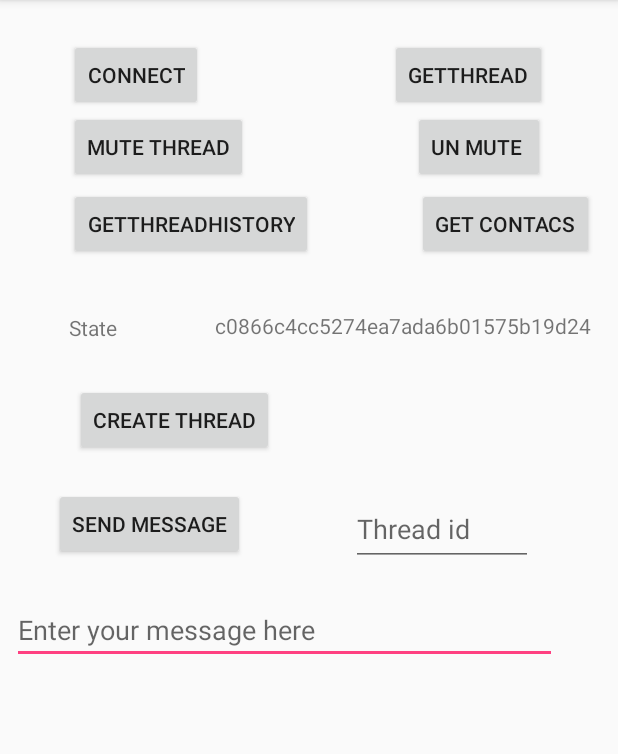
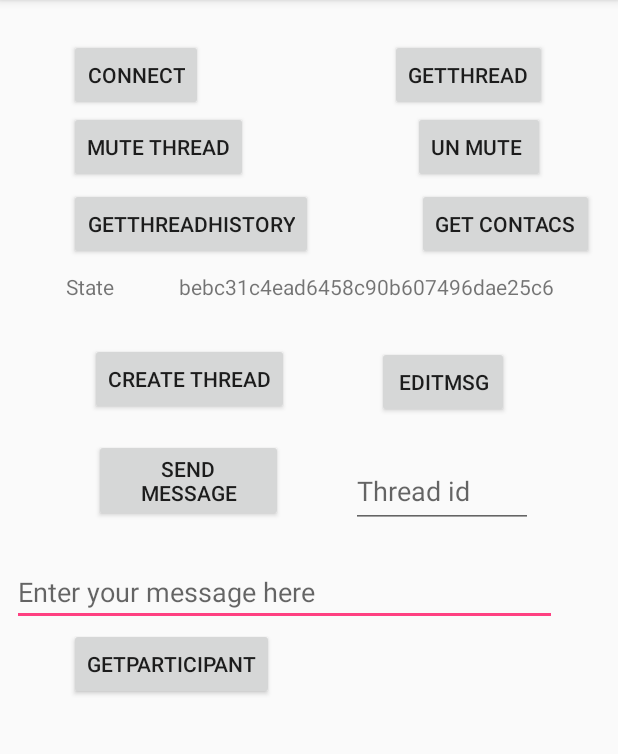
Before and after one commit to Sinarahimi/Chat-Pod, an Android app: the screen it shows after launch (ChatActivity), after a tap on "GETTHREADHISTORY", on a phone screen of 412 x 824 dp, the part 84-838 px from its top. Run offline under Robolectric (Android 15) with nearby library versions, the phone set to English and light mode, and no system bars; libraries missing offline, so code that uses them is left out: com.neovisionaries.ws, rx.android.schedulers, rx.schedulers; 1 statement that could not run was skipped.

Commit message:
-Get participant , -Edit Message -changes async class -changes packaging

```diff
--- a/app/build.gradle
+++ b/app/build.gradle
@@ -34,6 +34,8 @@ dependencies {
     implementation 'com.android.support:appcompat-v7:27.1.1'
     implementation 'com.android.support.constraint:constraint-layout:1.1.0'
     implementation 'com.android.support:support-annotations:27.1.1'
+    implementation 'com.android.support:design:27.1.1'
+
     testImplementation 'junit:junit:4.12'
     // Dependencies for mockito
     testImplementation 'org.mockito:mockito-core:2.7.22'
--- a/app/src/main/java/ir/fanap/chat/sdk/application/async/AsyncActivity.java
+++ b/app/src/main/java/ir/fanap/chat/sdk/application/async/AsyncActivity.java
@@ -80,7 +80,8 @@ public class AsyncActivity extends AppCompatActivity implements SocketContract.v
         connectButton.setOnClickListener(new View.OnClickListener() {
             @Override
             public void onClick(View v) {
-                socketPresenter.connect("ws://172.16.106.26:8003/ws", "POD-Chat", "chat-server","afa51d8291dc4072a0831d3a18cb5030");
+                socketPresenter.connect("ws://172.16.106.26:8003/ws", "POD-Chat", "chat-server",
+                        "afa51d8291dc4072a0831d3a18cb5030","http://172.16.110.76");
             }
         });
 
@@ -108,7 +109,6 @@ public class AsyncActivity extends AppCompatActivity implements SocketContract.v
         }
         return false;
     }
-
 
     @Override
     public void showMessage(String message) {
--- a/app/src/main/java/ir/fanap/chat/sdk/application/async/SocketContract.java
+++ b/app/src/main/java/ir/fanap/chat/sdk/application/async/SocketContract.java
@@ -29,7 +29,7 @@ public interface SocketContract {
     interface presenter {
         String getMessage();
 
-        void connect(String socketServerAddress, String appId, String serveName, String token);
+        void connect(String socketServerAddress, String appId, String serveName, String token,  String ssoHost);
 
         void sendMessage(String textMessage, int messageType, long[] receiversId);
 
--- a/app/src/main/java/ir/fanap/chat/sdk/application/async/SocketPresenter.java
+++ b/app/src/main/java/ir/fanap/chat/sdk/application/async/SocketPresenter.java
@@ -24,8 +24,9 @@ public class SocketPresenter implements SocketContract.presenter {
     }
 
     @Override
-    public void connect(String socketServerAddress, String appId, String serverName, String token) {
-        async.connect(socketServerAddress, appId, serverName, token);
+    public void connect(String socketServerAddress, String appId, String serverName
+            , String token, String ssoHost) {
+        async.connect(socketServerAddress, appId, serverName, token, ssoHost);
     }
 
     @Override
--- a/app/src/main/java/ir/fanap/chat/sdk/application/chat/ChatActivity.java
+++ b/app/src/main/java/ir/fanap/chat/sdk/application/chat/ChatActivity.java
@@ -1,27 +1,33 @@
 package ir.fanap.chat.sdk.application.chat;
 
 import android.os.Bundle;
+import android.support.constraint.ConstraintLayout;
+import android.support.design.widget.Snackbar;
 import android.support.v7.app.AppCompatActivity;
 import android.view.View;
 import android.widget.EditText;
 import android.widget.TextView;
 import android.widget.Toast;
 
+import java.util.Date;
+
 import ir.fanap.chat.sdk.R;
 
 public class ChatActivity extends AppCompatActivity implements ChatContract.view {
 
-    ChatContract.presenter presenter;
+    private ChatContract.presenter presenter;
+    private ConstraintLayout constraintLayout;
     //ab token
 //    private static String TOKEN = "ed4be26a60c24ed594e266a2181424c5";
-    //fel token
-//        private static String TOKEN = "a11768091eac48f2a7b84ed6a241f9c3";
     //baz token
 //     private static String TOKEN = "afa51d8291dc4072a0831d3a18cb5030";
     //zam token
-   private static String TOKEN = "c0866c4cc5274ea7ada6b01575b19d24";
+//    private static String TOKEN = "c0866c4cc5274ea7ada6b01575b19d24";
+
+    //fel token
+//        private static String TOKEN = "a11768091eac48f2a7b84ed6a241f9c3";
     //Token Alexi
-//   private static String TOKEN = "bebc31c4ead6458c90b607496dae25c6";
+    private static String TOKEN = "bebc31c4ead6458c90b607496dae25c6";
 
     @Override
     protected void onCreate(Bundle savedInstanceState) {
@@ -30,6 +36,7 @@ public class ChatActivity extends AppCompatActivity implements ChatContract.view
 
         TextView textViewState = findViewById(R.id.textViewStateChat);
         TextView textViewToken = findViewById(R.id.textViewUserId);
+        constraintLayout = findViewById(R.id.constraintLayout);
         textViewToken.setText(TOKEN);
 
         presenter = new ChatPresenter(this);
@@ -42,11 +49,12 @@ public class ChatActivity extends AppCompatActivity implements ChatContract.view
     }
 
     public void connect(View view) {
-        presenter.connect("ws://172.16.106.26:8003/ws", "POD-Chat", "chat-server", TOKEN);
+        presenter.connect("ws://172.16.106.26:8003/ws",
+                "POD-Chat", "chat-server", TOKEN, "http://172.16.110.76");
     }
 
     public void getThreadHistory(View view) {
-        presenter.getHistory(50, 0, "desc", 83);
+        presenter.getHistory(50, 0, "desc", 191);
     }
 
     public void getContact(View view) {
@@ -72,17 +80,35 @@ public class ChatActivity extends AppCompatActivity implements ChatContract.view
 
     @Override
     public void onGetContacts(String content) {
+        Toast.makeText(this, content, Toast.LENGTH_SHORT).show();
     }
 
     @Override
     public void onGetUserInfoId(int UserId) {
+        Toast.makeText(this, UserId, Toast.LENGTH_SHORT).show();
     }
 
     public void mute(View view) {
-        presenter.muteThread(86);
+        presenter.muteThread(191);
     }
 
     public void unMute(View view) {
-        presenter.unMuteThread(86);
+        presenter.unMuteThread(191);
+    }
+
+    public void EditMsg(View view) {
+        presenter.editMessage(470, "this message is edited at" + new Date().getTime());
+    }
+
+    public void getParticipant(View view) {
+        EditText editText = findViewById(R.id.editTextMessage);
+        EditText editTextThread = findViewById(R.id.editTextThread);
+        String text = editText.getText().toString();
+        long textThread = Long.valueOf(editTextThread.getText().toString());
+        if (!text.equals("")) {
+            presenter.getThreadParticipant(50, 5, textThread);
+        } else {
+            Snackbar.make(constraintLayout, "Message is Empty", Snackbar.LENGTH_SHORT).show();
+        }
     }
 }
--- a/app/src/main/java/ir/fanap/chat/sdk/application/chat/ChatContract.java
+++ b/app/src/main/java/ir/fanap/chat/sdk/application/chat/ChatContract.java
@@ -12,7 +12,7 @@ public interface ChatContract {
 
     interface presenter {
 
-        void connect(String serverAddress, String appId, String severName, String token);
+        void connect(String serverAddress, String appId, String severName, String token,String ssoHost);
 
         void getThread(int count, int offset);
 
@@ -33,5 +33,9 @@ public interface ChatContract {
         void muteThread(int threadId);
 
         void unMuteThread(int threadId);
+
+        void editMessage(int messageId, String messageContent);
+
+        void getThreadParticipant(int count, int offset, long threadId);
     }
 }
--- a/app/src/main/res/layout/activity_chat.xml
+++ b/app/src/main/res/layout/activity_chat.xml
@@ -2,6 +2,7 @@
 <android.support.constraint.ConstraintLayout xmlns:android="http://schemas.android.com/apk/res/android"
     xmlns:app="http://schemas.android.com/apk/res-auto"
     xmlns:tools="http://schemas.android.com/tools"
+    android:id="@+id/constraintLayout"
     android:layout_width="match_parent"
     android:layout_height="match_parent"
     tools:context=".application.chat.ChatActivity"
@@ -44,8 +45,8 @@
         android:id="@+id/textViewStateChat"
         android:layout_width="wrap_content"
         android:layout_height="wrap_content"
-        android:layout_marginStart="46dp"
-        android:layout_marginTop="35dp"
+        android:layout_marginStart="44dp"
+        android:layout_marginTop="8dp"
         android:text="State"
         app:layout_constraintStart_toStartOf="parent"
         app:layout_constraintTop_toBottomOf="@+id/buttonGetThreadHistory" />
@@ -64,19 +65,20 @@
         android:id="@+id/buttonCreateThread"
         android:layout_width="wrap_content"
         android:layout_height="wrap_content"
-        android:layout_marginStart="4dp"
+        android:layout_marginStart="1dp"
         android:layout_marginTop="28dp"
         android:onClick="createThread"
         android:text="Create Thread"
-        app:layout_constraintStart_toStartOf="@+id/textViewStateChat"
+        app:layout_constraintEnd_toStartOf="@+id/buttonEditMsg"
+        app:layout_constraintStart_toStartOf="parent"
         app:layout_constraintTop_toBottomOf="@+id/textViewStateChat" />
 
     <Button
         android:id="@+id/buttonSendMessage"
-        android:layout_width="wrap_content"
+        android:layout_width="126dp"
         android:layout_height="wrap_content"
-        android:layout_marginEnd="19dp"
-        android:layout_marginTop="21dp"
+        android:layout_marginEnd="4dp"
+        android:layout_marginTop="16dp"
         android:onClick="sendMessage"
         android:text="Send message"
         app:layout_constraintEnd_toEndOf="@+id/buttonCreateThread"
@@ -129,12 +131,36 @@
         android:id="@+id/textViewUserId"
         android:layout_width="wrap_content"
         android:layout_height="wrap_content"
-        android:layout_marginEnd="64dp"
-        android:layout_marginStart="63dp"
-        android:layout_marginTop="34dp"
+        android:layout_marginEnd="8dp"
+        android:layout_marginStart="8dp"
+        android:layout_marginTop="8dp"
         android:text="User Id"
-        app:layout_constraintEnd_toEndOf="@+id/editTextThread"
-        app:layout_constraintStart_toEndOf="@+id/buttonCreateThread"
+        app:layout_constraintEnd_toEndOf="parent"
+        app:layout_constraintStart_toEndOf="@+id/textViewStateChat"
         app:layout_constraintTop_toBottomOf="@+id/buttonGetContact" />
 
+    <Button
+        android:id="@+id/buttonEditMsg"
+        android:layout_width="wrap_content"
+        android:layout_height="wrap_content"
+        android:layout_marginBottom="24dp"
+        android:layout_marginEnd="14dp"
+        android:onClick="EditMsg"
+        android:text="EditMsg"
+        app:layout_constraintBottom_toTopOf="@+id/editTextThread"
+        app:layout_constraintEnd_toEndOf="parent"
+        app:layout_constraintStart_toEndOf="@+id/buttonCreateThread" />
+
+    <Button
+        android:id="@+id/buttonGetParticipant"
+        android:layout_width="wrap_content"
+        android:layout_height="wrap_content"
+        android:layout_marginStart="46dp"
+        android:layout_marginTop="1dp"
+        android:onClick="getParticipant"
+        android:text="getParticipant"
+        android:textSize="14sp"
+        app:layout_constraintStart_toStartOf="parent"
+        app:layout_constraintTop_toBottomOf="@+id/editTextMessage" />
+
 </android.support.constraint.ConstraintLayout>
--- a/build.gradle
+++ b/build.gradle
@@ -19,6 +19,9 @@ allprojects {
     repositories {
         google()
         jcenter()
+        maven {
+            url "https://maven.google.com"
+        }
     }
 }
 
--- a/podasync/src/main/java/com/fanap/podasync/Async.java
+++ b/podasync/src/main/java/com/fanap/podasync/Async.java
@@ -83,8 +83,10 @@ public class Async extends WebSocketAdapter {
     private String serverAddress;
     private final Handler pingHandler = new Handler(Looper.getMainLooper());
     private int getMessageCalled;
+    private int timeCount = 0;
     private String token;
     private String serverName;
+    private String ssoHost;
 
     public Async() {
         //Empty constructor
@@ -149,7 +151,6 @@ public class Async extends WebSocketAdapter {
         }
     }
 
-
     @Override
     public void onStateChanged(WebSocket websocket, WebSocketState newState) throws Exception {
         super.onStateChanged(websocket, newState);
@@ -194,7 +195,9 @@ public class Async extends WebSocketAdapter {
     @Override
     public void onDisconnected(WebSocket websocket, WebSocketFrame serverCloseFrame, WebSocketFrame clientCloseFrame, boolean closedByServer) throws Exception {
         super.onDisconnected(websocket, serverCloseFrame, clientCloseFrame, closedByServer);
-
+        Log.e("Disconnected", serverCloseFrame.getCloseReason());
+        Handler handler = new Handler();
+        stopSocket();
         reConnect();
     }
 
@@ -202,7 +205,9 @@ public class Async extends WebSocketAdapter {
     public void onCloseFrame(WebSocket websocket, WebSocketFrame frame) throws Exception {
         super.onCloseFrame(websocket, frame);
         Log.e("onCloseFrame", frame.getCloseReason());
-        reConnect();
+                    stopSocket();
+                    reConnect();
+
     }
 
     /**
@@ -211,24 +216,23 @@ public class Async extends WebSocketAdapter {
      * @Param socketServerAddress
      * @Param appId
      */
-
-
     private void handleOnAck(ClientMessage clientMessage) throws IOException {
         setMessage(clientMessage.getContent());
         listenerManager.callOnTextMessage(clientMessage.getContent());
     }
 
+    /**
+     * When socket closes by any reason
+     * , server is still registered and we sent a lot of message but
+     * they are still in the queue
+     */
     private void handleOnDeviceRegister(WebSocket websocket, ClientMessage clientMessage) {
         isDeviceRegister = true;
         if (!peerIdExistence()) {
             String peerId = clientMessage.getContent();
             savePeerId(peerId);
         }
-        /**
-         When socket closes by any reason
-         , server is still registered and we sent a lot of message but
-         they are still in the queue
-         */
+
         //TODO handle queue message
         if (isServerRegister && peerId.equals(getPeerId())) {
             if (websocket.getState() == OPEN) {
@@ -238,9 +242,6 @@ public class Async extends WebSocketAdapter {
             }
 
         } else {
-            /*
-              Register server when its not registered
-              */
             serverRegister(websocket);
         }
     }
@@ -275,7 +276,7 @@ public class Async extends WebSocketAdapter {
 
         if (clientMessage.getContent() != null || !clientMessage.getContent().equals("")) {
             if (getDeviceId() == null) {
-                deviceIdRequest();
+                deviceIdRequest(getSsoHost());
             } else {
                 deviceRegister(webSocket);
             }
@@ -319,8 +320,8 @@ public class Async extends WebSocketAdapter {
         lastSendMessageTime = new Date().getTime();
     }
 
-    private void deviceIdRequest() {
-        RetrofitHelper retrofitHelper = new RetrofitHelper("http://172.16.110.76");
+    private void deviceIdRequest(String ssoHost) {
+        RetrofitHelper retrofitHelper = new RetrofitHelper(ssoHost);
         TokenApi tokenApi = retrofitHelper.getService(TokenApi.class);
         rx.Observable<Response<DeviceResult>> listObservable = tokenApi.getDeviceId("Bearer" + " " + getToken());
         listObservable.subscribeOn(Schedulers.io()).observeOn(AndroidSchedulers.mainThread()).subscribe(deviceResults -> {
@@ -328,24 +329,26 @@ public class Async extends WebSocketAdapter {
                 ArrayList<Device> devices = deviceResults.body().getDevices();
                 for (Device device : devices) {
                     if (device.isCurrent()) {
-                        Log.i("device id",device.getUid());
+                        Log.i("device id", device.getUid());
                         saveDeviceId(device.getUid());
                         deviceRegister(webSocket);
                         return;
                     }
                 }
             }
-        }, throwable -> Log.i("Error get devices", throwable.toString()));
+        }, throwable -> Log.e("Error get devices", throwable.toString()));
     }
 
 
-    public void connect(String socketServerAddress, final String appId, String serverName, String token) {
+    public void connect(String socketServerAddress, final String appId, String serverName,
+                        String token, String ssoHost) {
         WebSocketFactory webSocketFactory = new WebSocketFactory();
         webSocketFactory.setVerifyHostname(false);
         setAppId(appId);
         setServerAddress(socketServerAddress);
         setToken(token);
         setServerName(serverName);
+        setSsoHost(ssoHost);
         try {
             webSocket = webSocketFactory
                     .createSocket(socketServerAddress)
@@ -355,7 +358,7 @@ public class Async extends WebSocketAdapter {
             webSocket.addExtension(WebSocketExtension.PERMESSAGE_DEFLATE);
             webSocket.connectAsynchronously();
         } catch (IOException e) {
-            e.printStackTrace();
+            Log.e("Async: connect", e.toString());
         }
     }
 
@@ -438,9 +441,10 @@ public class Async extends WebSocketAdapter {
             webSocketReconnect = webSocketFactory
                     .createSocket(getServerAddress())
                     .addListener(this);
-            webSocketReconnect.connectAsynchronously();
+//            webSocketReconnect.connectAsynchronously();
+            webSocketReconnect.connect();
         } catch (IOException e) {
-            e.printStackTrace();
+            Log.e("Async: reConnect", e.toString());
         }
     }
 
@@ -455,9 +459,9 @@ public class Async extends WebSocketAdapter {
         webSocket.sendClose();
     }
 
-    private void removePeerId(String peerId, String o) {
+    private void removePeerId(String peerId, String nul) {
         SharedPreferences.Editor editor = sharedPrefs.edit();
-        editor.putString(peerId, o);
+        editor.putString(peerId, nul);
         editor.apply();
     }
 
@@ -505,6 +509,14 @@ public class Async extends WebSocketAdapter {
         pingHandler.removeCallbacksAndMessages(null);
     }
 
+    private void stopSocket() {
+        if (webSocket != null) {
+            webSocket.disconnect();
+            webSocket = null;
+        }
+    }
+
+
     private boolean peerIdExistence() {
         boolean isPeerIdExistence;
         String peerId = sharedPrefs.getString(AsyncConstant.Constants.PEER_ID, null);
@@ -513,8 +525,9 @@ public class Async extends WebSocketAdapter {
         return isPeerIdExistence;
     }
 
-    //Save peerId in the SharedPreferences
-
+    /**
+     * Save peerId in the SharedPreferences
+     */
     private void savePeerId(String peerId) {
         SharedPreferences.Editor editor = sharedPrefs.edit();
         editor.putString(AsyncConstant.Constants.PEER_ID, peerId);
@@ -641,19 +654,16 @@ public class Async extends WebSocketAdapter {
      */
     public Async addListener(AsyncListener listener) {
         listenerManager.addListener(listener);
-
         return this;
     }
 
     public Async addListeners(List<AsyncListener> listeners) {
         listenerManager.addListeners(listeners);
-
         return this;
     }
 
     public Async removeListener(AsyncListener listener) {
         listenerManager.removeListener(listener);
-
         return this;
     }
 
@@ -663,4 +673,12 @@ public class Async extends WebSocketAdapter {
     AsyncListenerManager getListenerManager() {
         return listenerManager;
     }
+
+    private void setSsoHost(String ssoHost) {
+        this.ssoHost = ssoHost;
+    }
+
+    private String getSsoHost() {
+        return ssoHost;
+    }
 }
--- a/podchat/src/main/java/com/fanap/podchat/ChatListener.java
+++ b/podchat/src/main/java/com/fanap/podchat/chat/ChatListener.java
@@ -1,4 +1,4 @@
-package com.fanap.podchat;
+package com.fanap.podchat.chat;
 
 public interface ChatListener {
 
@@ -26,4 +26,7 @@ public interface ChatListener {
 
     void onMessage();
 
+    void onGetThreadParticipant(String content);
+
+    void onEditedMessage(String content);
 }
--- a/podchat/src/main/java/com/fanap/podchat/model/ChatMessageType.java
+++ b/podchat/src/main/java/com/fanap/podchat/util/ChatMessageType.java
@@ -1,4 +1,4 @@
-package com.fanap.podchat.model;
+package com.fanap.podchat.util;
 
 import android.support.annotation.IntDef;
 
--- a/podchat/src/main/java/com/fanap/podchat/model/ThreadType.java
+++ b/podchat/src/main/java/com/fanap/podchat/util/ThreadType.java
@@ -1,4 +1,4 @@
-package com.fanap.podchat.model;
+package com.fanap.podchat.util;
 
 import android.support.annotation.IntDef;
 
```
Also changed, not shown: app/src/main/java/ir/fanap/chat/sdk/application/chat/ChatPresenter.java (+23 -9 lines), podchat/src/main/java/com/fanap/podchat/chat/Chat.java (renamed from podchat/src/main/java/com/fanap/podchat/Chat.java, +56 -19 lines), podchat/src/main/java/com/fanap/podchat/chat/ChatAdapter.java (renamed from podchat/src/main/java/com/fanap/podchat/ChatAdapter.java, +11 -1 lines), podchat/src/main/java/com/fanap/podchat/chat/ChatListenerManager.java (renamed from podchat/src/main/java/com/fanap/podchat/ChatListenerManager.java, +12 -1 lines), 2 other files.
